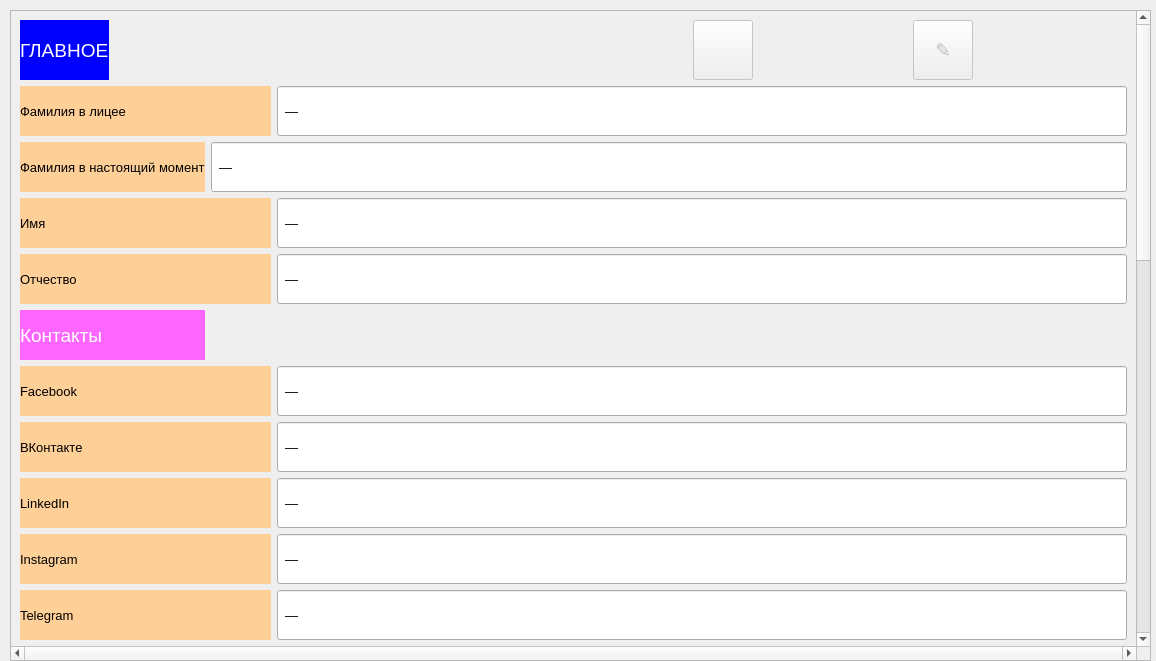
The window that testschool/Person_Info3.ui (Natasha-rare/The-analysis-of-structure-and-dinamics-of-graduate-s-network-communities) describes before a commit, drawn with Qt 5.
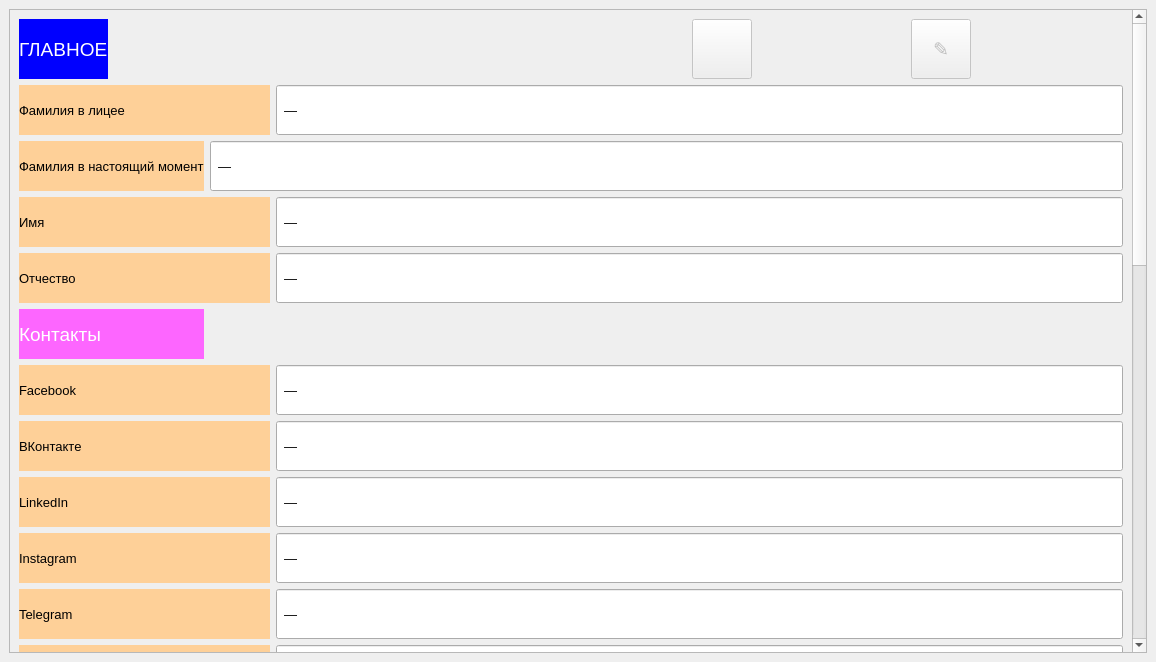
The same window after the commit. Icons and pictures are not drawn.

The edit to the form file:
```diff
--- a/testschool/Person_Info3.ui
+++ b/testschool/Person_Info3.ui
@@ -7,24 +7,18 @@
     <x>0</x>
     <y>0</y>
     <width>1156</width>
-    <height>661</height>
+    <height>662</height>
    </rect>
   </property>
   <property name="windowTitle">
    <string>MainWindow</string>
   </property>
   <widget class="QWidget" name="centralwidget">
+   <layout class="QGridLayout" name="gridLayout_2">
+    <item row="0" column="0">
    <widget class="QScrollArea" name="scrollArea">
-    <property name="geometry">
-     <rect>
-      <x>10</x>
-      <y>10</y>
-      <width>1141</width>
-      <height>651</height>
-     </rect>
-    </property>
     <property name="sizePolicy">
-     <sizepolicy hsizetype="Expanding" vsizetype="MinimumExpanding">
+       <sizepolicy hsizetype="Expanding" vsizetype="Expanding">
       <horstretch>0</horstretch>
       <verstretch>0</verstretch>
      </sizepolicy>
@@ -48,10 +42,10 @@
      <number>1</number>
     </property>
     <property name="verticalScrollBarPolicy">
-     <enum>Qt::ScrollBarAlwaysOn</enum>
+       <enum>Qt::ScrollBarAsNeeded</enum>
     </property>
     <property name="horizontalScrollBarPolicy">
-     <enum>Qt::ScrollBarAlwaysOn</enum>
+       <enum>Qt::ScrollBarAsNeeded</enum>
     </property>
     <property name="sizeAdjustPolicy">
      <enum>QAbstractScrollArea::AdjustToContents</enum>
@@ -70,14 +64,12 @@
       <rect>
        <x>0</x>
        <y>0</y>
-       <width>1122</width>
-       <height>1640</height>
-      </rect>
-     </property>
-     <layout class="QVBoxLayout" name="verticalLayout_2">
-      <item>
-       <layout class="QVBoxLayout" name="verticalLayout">
-        <item>
+         <width>1119</width>
+         <height>1638</height>
+        </rect>
+       </property>
+       <layout class="QGridLayout" name="gridLayout_3">
+        <item row="0" column="0">
          <layout class="QHBoxLayout" name="horizontalLayout">
           <item>
            <widget class="QLabel" name="label">
@@ -185,7 +177,7 @@
           </item>
          </layout>
         </item>
-        <item>
+        <item row="1" column="0">
          <layout class="QGridLayout" name="gridLayout">
           <item row="17" column="0" colspan="2">
            <widget class="QLabel" name="label_20">
@@ -1875,10 +1867,10 @@
          </layout>
         </item>
        </layout>
-      </item>
-     </layout>
-    </widget>
-   </widget>
+      </widget>
+     </widget>
+    </item>
+   </layout>
   </widget>
  </widget>
  <resources/>
```
Left out of the diff: 2 changed lines with no effect on the pictures. Lines whose indentation alone changed are shown as unchanged.
